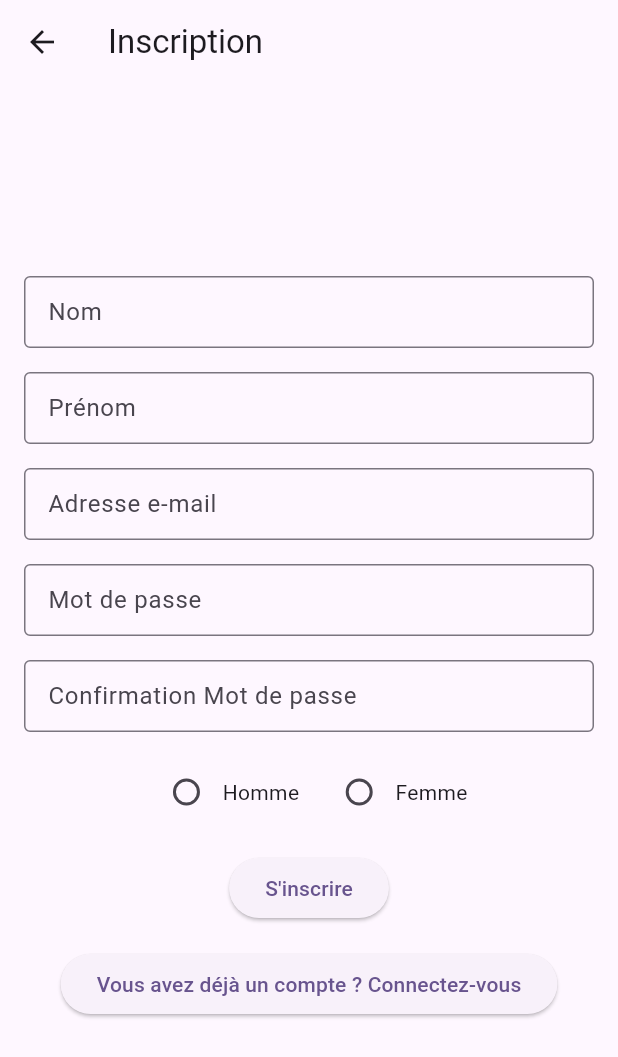
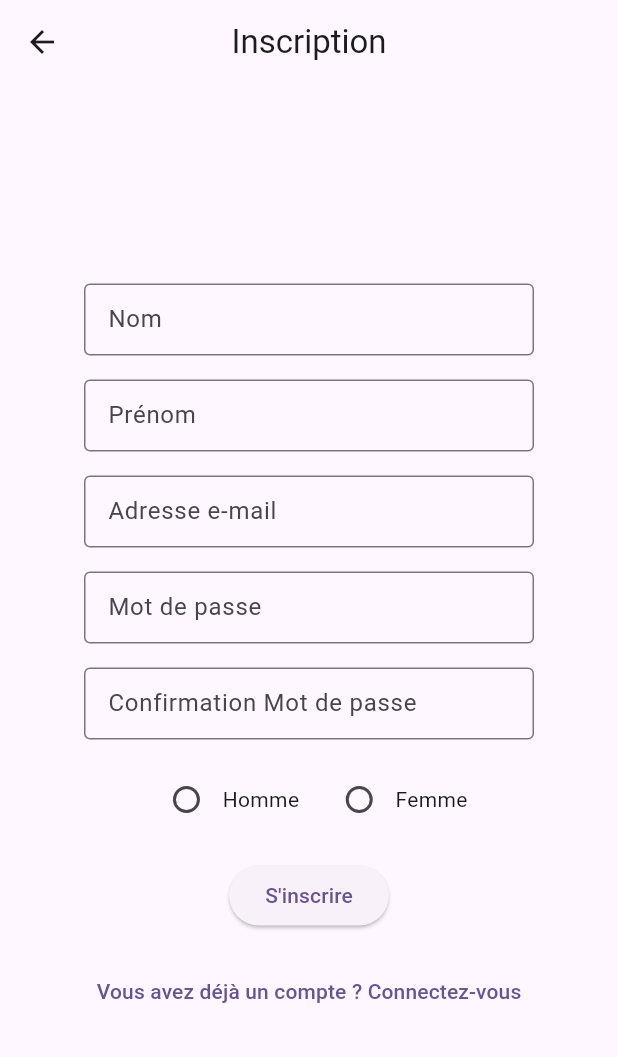
Before and after one commit to adiallo12/lpmiManageApp, a Flutter app: the RegisterScreen screen opened directly, on a phone screen of 412 x 824 dp. Shown: the top 1057 px of the screen. Run offline on Flutter 3.47's test engine with Material 3 defaults, Android fonts, the phone set to English and light mode, and no system bars.

Commit message:
feat:registration page

```diff
--- a/lib/register_screen.dart
+++ b/lib/register_screen.dart
@@ -14,53 +14,70 @@ class _RegisterScreenState extends State<RegisterScreen> {
     return Scaffold(
       appBar: AppBar(
         title: const Text('Inscription'),
+        centerTitle: true,
       ),
       body: Padding(
         padding: const EdgeInsets.all(16.0),
         child: Column(
           mainAxisAlignment: MainAxisAlignment.center,
           children: <Widget>[
-            TextFormField(
+            const SizedBox(height: 10.0),
+            SizedBox(
+              width: 300.0, // Ajustez la largeur comme souhaité
+              child: TextFormField(
                 decoration: const InputDecoration(
                   labelText: 'Nom',
                   border: OutlineInputBorder(),
-                contentPadding: EdgeInsets.all(12.0),
+                  contentPadding:  EdgeInsets.symmetric(vertical: 10.0, horizontal: 12.0),
+                ),
               ),
             ),
             const SizedBox(height: 16.0),
-            TextFormField(
+            SizedBox(
+              width: 300.0, // Ajustez la largeur comme souhaité
+              child: TextFormField(
                 decoration: const InputDecoration(
                   labelText: 'Prénom',
                   border: OutlineInputBorder(),
-                contentPadding: EdgeInsets.all(12.0),
+                  contentPadding:  EdgeInsets.symmetric(vertical: 10.0, horizontal: 12.0),
+                ),
               ),
             ),
             const SizedBox(height: 16.0),
-            TextFormField(
+            SizedBox(
+              width: 300.0, // Ajustez la largeur comme souhaité
+              child: TextFormField(
                 decoration: const InputDecoration(
                   labelText: 'Adresse e-mail',
                   border: OutlineInputBorder(),
-                contentPadding: EdgeInsets.all(12.0),
+                  contentPadding:  EdgeInsets.symmetric(vertical: 10.0, horizontal: 12.0),
                 ),
                 keyboardType: TextInputType.emailAddress,
               ),
+            ),
             const SizedBox(height: 16.0),
-            TextFormField(
+            SizedBox(
+              width: 300.0, // Ajustez la largeur comme souhaité
+              child: TextFormField(
                 decoration: const InputDecoration(
                   labelText: 'Mot de passe',
                   border: OutlineInputBorder(),
-                contentPadding: EdgeInsets.all(12.0),
+                  contentPadding:  EdgeInsets.symmetric(vertical: 10.0, horizontal: 12.0),
                 ),
                 obscureText: true,
               ),
+            ),
             const SizedBox(height: 16.0),
-            TextFormField(
-              decoration: const InputDecoration(
+            SizedBox(
+              width: 300.0, // Ajustez la largeur comme souhaité
+              child: TextFormField(
+                decoration: const  InputDecoration(
                   labelText: 'Confirmation Mot de passe',
                   border: OutlineInputBorder(),
-                contentPadding: EdgeInsets.all(12.0),
+                  contentPadding:  EdgeInsets.symmetric(vertical: 10.0, horizontal: 12.0),
                 ),
                 obscureText: true,
+              ),
             ),
             const SizedBox(height: 16.0),
             Row(
@@ -98,7 +115,7 @@ class _RegisterScreenState extends State<RegisterScreen> {
               child: const Text('S\'inscrire'),
             ),
             const SizedBox(height: 16.0),
-            ElevatedButton(
+            TextButton(
               onPressed: () {
                 Navigator.push(
                   context,
```
Lines whose indentation alone changed are shown as unchanged.
